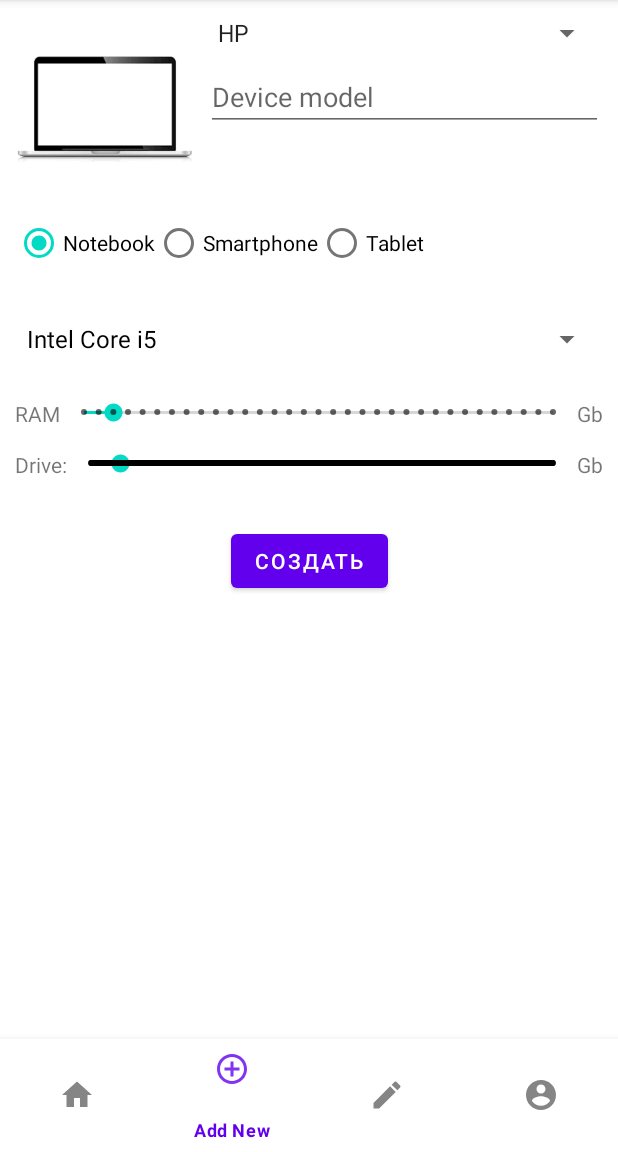
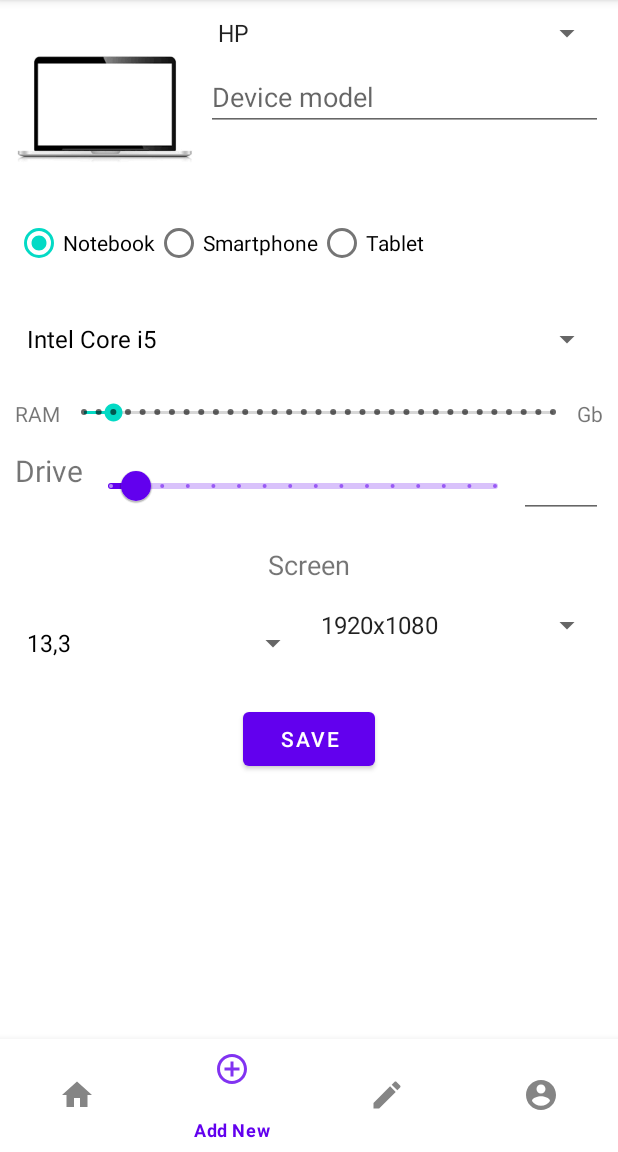
Before and after one commit to narach/NotebooksCatalogFragments, an Android app: the screen it shows after launch (MainActivity), item 2 of the bottom bar chosen, on a phone screen of 412 x 824 dp, the part 84-1236 px from its top. Run offline under Robolectric (Android 15) with nearby library versions, the phone set to English and light mode, and no system bars.

Commit message:
Fixing screen definition issuee

```diff
--- a/app/build.gradle
+++ b/app/build.gradle
@@ -44,6 +44,9 @@ dependencies {
     implementation 'com.google.android.material:material:1.3.0'
     implementation 'androidx.constraintlayout:constraintlayout:2.0.4'
     implementation 'androidx.legacy:legacy-support-v4:1.0.0'
+    implementation 'androidx.activity:activity-ktx:1.2.0'
+    implementation 'androidx.fragment:fragment-ktx:1.2.0'
+
     testImplementation 'junit:junit:4.+'
     androidTestImplementation 'androidx.test.ext:junit:1.1.2'
     androidTestImplementation 'androidx.test.espresso:espresso-core:3.3.0'
--- a/app/src/main/AndroidManifest.xml
+++ b/app/src/main/AndroidManifest.xml
@@ -11,7 +11,7 @@
         android:roundIcon="@mipmap/ic_launcher_round"
         android:supportsRtl="true"
         android:theme="@style/Theme.NotebooksCatalogFragments">
-        <activity android:name=".MainActivity">
+        <activity android:name=".ui.activities.MainActivity">
             <intent-filter>
                 <action android:name="android.intent.action.MAIN" />
 
--- a/app/src/main/java/by/itacademy/notebookscatalog/fragments/adapters/DevicesListAdapter.kt
+++ b/app/src/main/java/by/itacademy/notebookscatalog/fragments/adapters/DevicesListAdapter.kt
@@ -3,7 +3,7 @@ package by.itacademy.notebookscatalog.fragments.adapters
 import android.view.LayoutInflater
 import android.view.ViewGroup
 import androidx.recyclerview.widget.RecyclerView
-import by.itacademy.notebookscatalog.fragments.MainActivity
+import by.itacademy.notebookscatalog.fragments.ui.activities.MainActivity
 import by.itacademy.notebookscatalog.fragments.R
 import by.itacademy.notebookscatalog.fragments.data.DeviceItem
 import by.itacademy.notebookscatalog.fragments.databinding.ItemDeviceBinding
@@ -49,9 +49,6 @@ class DevicesListAdapter(
             bottomMenu.selectedItemId = R.id.miEdit
             context.setCurrentFragment(context.fDeviceEdit)
         }
-//        holder.itemView.setOnClickListener {
-//            listener(devicesList[position])
-//        }
     }
 
     override fun getItemCount(): Int {
--- a/app/src/main/java/by/itacademy/notebookscatalog/fragments/data/Device.kt
+++ b/app/src/main/java/by/itacademy/notebookscatalog/fragments/data/Device.kt
@@ -7,7 +7,8 @@ data class Device(
     var ram: Int?,
     var drive: Int?,
     var processor: String?,
-    var imageUri: String?
+    var imageUri: String?,
+    var screen: Screen?
 ) {
-    constructor() : this("", "", DeviceType.NOTEBOOK, 0, 0, "", "")
+    constructor() : this("", "", DeviceType.NOTEBOOK, 0, 0, "", "", Screen())
 }
--- /dev/null
+++ b/app/src/main/java/by/itacademy/notebookscatalog/fragments/data/Screen.kt
@@ -0,0 +1,5 @@
+package by.itacademy.notebookscatalog.fragments.data
+
+data class Screen(var size: String, var resolution: String) {
+    constructor() : this("", "")
+}
--- /dev/null
+++ b/app/src/main/java/by/itacademy/notebookscatalog/fragments/helpers/InitHelper.kt
@@ -0,0 +1,31 @@
+package by.itacademy.notebookscatalog.fragments.helpers
+
+import android.content.Context
+import androidx.core.content.ContextCompat
+import by.itacademy.notebookscatalog.fragments.R
+import by.itacademy.notebookscatalog.fragments.data.DeviceItem
+
+object InitHelper {
+    fun initDevicesList(context: Context): MutableList<DeviceItem> {
+        return mutableListOf(
+            DeviceItem(
+                ContextCompat.getDrawable(context, R.drawable.asus_tuf),
+                "Asus, TUF Gaming F15",
+                "15.6, 1920 x 1080",
+                "Intel Core I5, 16Gb RAM, 512Gb SSD, 4Gb Video"
+            ),
+            DeviceItem(
+                ContextCompat.getDrawable(context, R.drawable.honor_magic_book),
+                "Honor, Magic 14 2020 53010 VTY",
+                "14.0, 1920 x 1080",
+                "AMD Ryzen 5, 8Gb RAM, 512Gb SSD"
+            ),
+            DeviceItem(
+                ContextCompat.getDrawable(context, R.drawable.apple_mac_book),
+                "Apple, Macbook Air 13 M1 2020",
+                "13.3, 2560 x 1600",
+                "Apple M1, 8Gb RAM, 256Gb SSD, M1 GPU Video"
+            )
+        )
+    }
+}
--- /dev/null
+++ b/app/src/main/java/by/itacademy/notebookscatalog/fragments/listeners/OnFragmentCommunicationListener.kt
@@ -0,0 +1,4 @@
+package by.itacademy.notebookscatalog.fragments.listeners
+
+interface OnFragmentCommunicationListener {
+}
--- a/app/src/main/java/by/itacademy/notebookscatalog/fragments/transformers/DeviceToDeviceItemTransformer.kt
+++ b/app/src/main/java/by/itacademy/notebookscatalog/fragments/transformers/DeviceToDeviceItemTransformer.kt
@@ -13,7 +13,7 @@ object DeviceToDeviceItemTransformer {
         return DeviceItem(
             uriToDrawable(device.imageUri, context),
             "${device.brand}, ${device.model}",
-            "",
+            "${device.screen?.size} ${device.screen?.resolution}",
             "${device.processor}, RAM: ${device.ram}Gb, ${device.drive} Gb SSD"
         )
     }
--- a/app/src/main/java/by/itacademy/notebookscatalog/fragments/MainActivity.kt
+++ b/app/src/main/java/by/itacademy/notebookscatalog/fragments/ui/activities/MainActivity.kt
@@ -1,17 +1,22 @@
-package by.itacademy.notebookscatalog.fragments
+package by.itacademy.notebookscatalog.fragments.ui.activities
 
 import androidx.appcompat.app.AppCompatActivity
 import android.os.Bundle
 import android.widget.Toast
+import androidx.activity.viewModels
 import androidx.fragment.app.Fragment
 import androidx.lifecycle.ViewModelProvider
+import by.itacademy.notebookscatalog.fragments.viewmodels.DeviceViewModel
+import by.itacademy.notebookscatalog.fragments.R
 import by.itacademy.notebookscatalog.fragments.communication.OnDeviceCreatedListener
 import by.itacademy.notebookscatalog.fragments.data.Device
 import by.itacademy.notebookscatalog.fragments.data.DeviceItem
 import by.itacademy.notebookscatalog.fragments.databinding.ActivityMainBinding
-import by.itacademy.notebookscatalog.fragments.ui.DeviceAddFragment
-import by.itacademy.notebookscatalog.fragments.ui.DeviceEditFragment
-import by.itacademy.notebookscatalog.fragments.ui.DevicesListFragment
+import by.itacademy.notebookscatalog.fragments.helpers.InitHelper
+import by.itacademy.notebookscatalog.fragments.ui.fragments.DeviceAddFragment
+import by.itacademy.notebookscatalog.fragments.ui.fragments.DeviceEditFragment
+import by.itacademy.notebookscatalog.fragments.ui.fragments.DevicesListFragment
+import by.itacademy.notebookscatalog.fragments.viewmodels.DeviceListViewModel
 
 class MainActivity : AppCompatActivity(), OnDeviceCreatedListener  {
 
@@ -21,6 +26,7 @@ class MainActivity : AppCompatActivity(), OnDeviceCreatedListener  {
     lateinit var fDeviceEdit: DeviceEditFragment
 
     lateinit var deviceViewModel: DeviceViewModel
+    private val deviceListViewModel: DeviceListViewModel by viewModels()
 
     override fun onCreate(savedInstanceState: Bundle?) {
         super.onCreate(savedInstanceState)
@@ -29,6 +35,7 @@ class MainActivity : AppCompatActivity(), OnDeviceCreatedListener  {
         setContentView(rootView)
 
         deviceViewModel = ViewModelProvider(this).get(DeviceViewModel::class.java)
+        deviceListViewModel.devicesList = InitHelper.initDevicesList(this)
 
         fDevicesList = DevicesListFragment()
         fDevicesList.adaptorItemSelectListener = this::onDeviceItemSelected
--- a/app/src/main/java/by/itacademy/notebookscatalog/fragments/ui/DeviceAddFragment.kt
+++ b/app/src/main/java/by/itacademy/notebookscatalog/fragments/ui/fragments/DeviceAddFragment.kt
@@ -1,4 +1,4 @@
-package by.itacademy.notebookscatalog.fragments.ui
+package by.itacademy.notebookscatalog.fragments.ui.fragments
 
 import android.content.Context
 import android.content.Intent
@@ -15,10 +15,12 @@ import android.widget.AdapterView
 import android.widget.ArrayAdapter
 import android.widget.SeekBar
 import androidx.appcompat.app.AppCompatActivity
+import androidx.core.widget.addTextChangedListener
 import by.itacademy.notebookscatalog.fragments.R
 import by.itacademy.notebookscatalog.fragments.communication.OnDeviceCreatedListener
 import by.itacademy.notebookscatalog.fragments.data.Device
 import by.itacademy.notebookscatalog.fragments.data.DeviceType
+import by.itacademy.notebookscatalog.fragments.data.Screen
 import by.itacademy.notebookscatalog.fragments.databinding.FragmentDeviceAddBinding
 import java.lang.RuntimeException
 
@@ -54,7 +56,7 @@ class DeviceAddFragment : Fragment(R.layout.fragment_device_add), AdapterView.On
     ): View? {
         Log.d(logTag, "onCreateView is called")
         _binding = FragmentDeviceAddBinding.inflate(inflater, container, false)
-        newDevice = Device(null, null, null, 0, 0, null, null)
+        newDevice = Device(null, null, null, 0, 0, null, null, null)
         return binding.root
     }
 
@@ -134,16 +136,20 @@ class DeviceAddFragment : Fragment(R.layout.fragment_device_add), AdapterView.On
             override fun onStopTrackingTouch(seekBar: SeekBar?) {}
         })
 
-        binding.sbDrive.setOnSeekBarChangeListener(object : SeekBar.OnSeekBarChangeListener {
-            override fun onProgressChanged(seekBar: SeekBar?, progress: Int, fromUser: Boolean) {
-                binding.tvDrive.text = "$progress Gb"
-                newDevice?.drive = progress
+        binding.slDrive.addOnChangeListener { slider, value, fromUser ->
+            Log.d(logTag, "Drive size: ${value}")
+            binding.etDriveSize.setText(value.toInt().toString())
+            newDevice?.drive = value.toInt()
+        }
+
+        binding.etDriveSize.addTextChangedListener { object : TextWatcher {
+            override fun beforeTextChanged(s: CharSequence?, start: Int, count: Int, after: Int) {}
+            override fun onTextChanged(s: CharSequence?, start: Int, before: Int, count: Int) {
+                val driveSizeValue = s.toString().toFloat()
+                binding.slDrive.value = driveSizeValue
             }
-
-            override fun onStartTrackingTouch(seekBar: SeekBar?) {}
-
-            override fun onStopTrackingTouch(seekBar: SeekBar?) {}
-        })
+            override fun afterTextChanged(s: Editable?) {}
+        }}
 
         binding.ivNoteImg.setOnClickListener {
             val intent = Intent(Intent.ACTION_PICK)
@@ -155,6 +161,45 @@ class DeviceAddFragment : Fragment(R.layout.fragment_device_add), AdapterView.On
             newDevice?.let { device ->
                 Log.d(logTag, device.toString())
                 mListener.onDeviceCreated(newDevice)
+            }
+        }
+
+        binding.spSize.prompt = "Screen Size(inches)"
+        val screenSizeAdapter = ArrayAdapter.createFromResource(
+            fContext,
+            R.array.screens,
+            android.R.layout.simple_spinner_dropdown_item
+        )
+        procAdapter.setDropDownViewResource(android.R.layout.simple_spinner_dropdown_item)
+        binding.spSize.adapter = screenSizeAdapter
+        binding.spSize.onItemSelectedListener = object : AdapterView.OnItemSelectedListener {
+            override fun onItemSelected(
+                parent: AdapterView<*>?,
+                view: View?,
+                position: Int,
+                id: Long
+            ) {
+                newDevice?.screen?.size = parent?.getItemAtPosition(position).toString()
+            }
+
+            override fun onNothingSelected(parent: AdapterView<*>?) {
+                newDevice?.screen = Screen()
+            }
+        }
+
+        binding.spResolution.prompt = "Screen resolution"
+        binding.spResolution.onItemSelectedListener = object : AdapterView.OnItemSelectedListener {
+            override fun onItemSelected(
+                parent: AdapterView<*>?,
+                view: View?,
+                position: Int,
+                id: Long
+            ) {
+                newDevice?.screen?.resolution = parent?.getItemAtPosition(position).toString()
+            }
+
+            override fun onNothingSelected(parent: AdapterView<*>?) {
+                newDevice?.screen = Screen()
             }
         }
     }
--- a/app/src/main/java/by/itacademy/notebookscatalog/fragments/ui/DeviceEditFragment.kt
+++ b/app/src/main/java/by/itacademy/notebookscatalog/fragments/ui/fragments/DeviceEditFragment.kt
@@ -1,4 +1,4 @@
-package by.itacademy.notebookscatalog.fragments.ui
+package by.itacademy.notebookscatalog.fragments.ui.fragments
 
 import android.content.Intent
 import android.net.Uri
@@ -12,8 +12,8 @@ import android.view.ViewGroup
 import androidx.appcompat.app.AppCompatActivity
 import androidx.fragment.app.Fragment
 import androidx.lifecycle.ViewModelProvider
-import by.itacademy.notebookscatalog.fragments.DeviceViewModel
-import by.itacademy.notebookscatalog.fragments.MainActivity
+import by.itacademy.notebookscatalog.fragments.viewmodels.DeviceViewModel
+import by.itacademy.notebookscatalog.fragments.ui.activities.MainActivity
 import by.itacademy.notebookscatalog.fragments.R
 import by.itacademy.notebookscatalog.fragments.databinding.FragmentDeviceEditBinding
 import by.itacademy.notebookscatalog.fragments.transformers.DeviceToDeviceItemTransformer
--- a/app/src/main/java/by/itacademy/notebookscatalog/fragments/ui/DevicesListFragment.kt
+++ b/app/src/main/java/by/itacademy/notebookscatalog/fragments/ui/fragments/DevicesListFragment.kt
@@ -1,4 +1,4 @@
-package by.itacademy.notebookscatalog.fragments.ui
+package by.itacademy.notebookscatalog.fragments.ui.fragments
 
 import android.content.Context
 import android.os.Bundle
@@ -6,20 +6,20 @@ import android.util.Log
 import android.view.LayoutInflater
 import android.view.View
 import android.view.ViewGroup
-import android.widget.Toast
 import androidx.core.content.ContextCompat
 import androidx.fragment.app.Fragment
-import androidx.lifecycle.Observer
+import androidx.fragment.app.activityViewModels
 import androidx.lifecycle.ViewModelProvider
 import androidx.recyclerview.widget.LinearLayoutManager
-import by.itacademy.notebookscatalog.fragments.DeviceViewModel
-import by.itacademy.notebookscatalog.fragments.MainActivity
+import by.itacademy.notebookscatalog.fragments.viewmodels.DeviceViewModel
+import by.itacademy.notebookscatalog.fragments.ui.activities.MainActivity
 import by.itacademy.notebookscatalog.fragments.R
 import by.itacademy.notebookscatalog.fragments.adapters.DevicesListAdapter
 import by.itacademy.notebookscatalog.fragments.data.Device
 import by.itacademy.notebookscatalog.fragments.data.DeviceItem
 import by.itacademy.notebookscatalog.fragments.databinding.FragmentDevicesListBinding
 import by.itacademy.notebookscatalog.fragments.transformers.DeviceToDeviceItemTransformer
+import by.itacademy.notebookscatalog.fragments.viewmodels.DeviceListViewModel
 
 class DevicesListFragment : Fragment(R.layout.fragment_devices_list) {
 
@@ -29,17 +29,12 @@ class DevicesListFragment : Fragment(R.layout.fragment_devices_list) {
     private val binding get() = _binding!!
 
     private lateinit var fContext: Context
-    private lateinit var devicesListAdapter: DevicesListAdapter
-
-    private var devicesList = mutableListOf<DeviceItem>()
+    private var devicesListAdapter: DevicesListAdapter? = null
 
     private lateinit var deviceViewModel: DeviceViewModel
+    private val deviceListViewModel: DeviceListViewModel by activityViewModels()
 
     lateinit var adaptorItemSelectListener: (DeviceItem) -> Unit
-
-    override fun onCreate(savedInstanceState: Bundle?) {
-        super.onCreate(savedInstanceState)
-    }
 
     override fun onActivityCreated(savedInstanceState: Bundle?) {
         super.onActivityCreated(savedInstanceState)
@@ -67,9 +62,8 @@ class DevicesListFragment : Fragment(R.layout.fragment_devices_list) {
     override fun onViewCreated(view: View, savedInstanceState: Bundle?) {
         super.onViewCreated(view, savedInstanceState)
 
-        if(devicesList.isEmpty()) {
-            initDevicesList()
-
+        if(devicesListAdapter == null) {
+            var devicesList = deviceListViewModel.devicesList
             devicesListAdapter = DevicesListAdapter(devicesList, adaptorItemSelectListener, fContext as MainActivity)
         }
         binding.rvNotesList.adapter = devicesListAdapter
@@ -83,30 +77,8 @@ class DevicesListFragment : Fragment(R.layout.fragment_devices_list) {
 
     fun onDeviceCreated(device: Device) {
         val deviceItem = DeviceToDeviceItemTransformer.transform(device, fContext)
-        devicesList.add(deviceItem)
-        devicesListAdapter.notifyItemInserted(devicesList.size - 1)
+        deviceListViewModel.devicesList.add(deviceItem)
+        devicesListAdapter?.notifyItemInserted(deviceListViewModel.devicesList.size - 1)
     }
 
-    private fun initDevicesList() {
-        devicesList = mutableListOf(
-            DeviceItem(
-                ContextCompat.getDrawable(fContext, R.drawable.asus_tuf),
-                "Asus, TUF Gaming F15",
-                "15.6, 1920 x 1080",
-                "Intel Core I5, 16Gb RAM, 512Gb SSD, 4Gb Video"
-            ),
-            DeviceItem(
-                ContextCompat.getDrawable(fContext, R.drawable.honor_magic_book),
-                "Honor, Magic 14 2020 53010 VTY",
-                "14.0, 1920 x 1080",
-                "AMD Ryzen 5, 8Gb RAM, 512Gb SSD"
-            ),
-            DeviceItem(
-                ContextCompat.getDrawable(fContext, R.drawable.apple_mac_book),
-                "Apple, Macbook Air 13 M1 2020",
-                "13.3, 2560 x 1600",
-                "Apple M1, 8Gb RAM, 256Gb SSD, M1 GPU Video"
-            )
-        )
-    }
 }
--- /dev/null
+++ b/app/src/main/java/by/itacademy/notebookscatalog/fragments/viewmodels/DeviceListViewModel.kt
@@ -0,0 +1,16 @@
+package by.itacademy.notebookscatalog.fragments.viewmodels
+
+import androidx.lifecycle.ViewModel
+import by.itacademy.notebookscatalog.fragments.data.DeviceItem
+
+class DeviceListViewModel : ViewModel() {
+    var devicesList = mutableListOf<DeviceItem>()
+
+    var selectedIndex: Int?
+        get() {
+            return selectedIndex ?: null
+        }
+        set(value) {
+            selectedIndex = value
+        }
+}
--- a/app/src/main/java/by/itacademy/notebookscatalog/fragments/DeviceViewModel.kt
+++ b/app/src/main/java/by/itacademy/notebookscatalog/fragments/viewmodels/DeviceViewModel.kt
@@ -1,4 +1,4 @@
-package by.itacademy.notebookscatalog.fragments
+package by.itacademy.notebookscatalog.fragments.viewmodels
 
 import androidx.lifecycle.MutableLiveData
 import androidx.lifecycle.ViewModel
--- a/app/src/main/res/layout/activity_main.xml
+++ b/app/src/main/res/layout/activity_main.xml
@@ -4,7 +4,7 @@
     xmlns:tools="http://schemas.android.com/tools"
     android:layout_width="match_parent"
     android:layout_height="match_parent"
-    tools:context=".MainActivity">
+    tools:context=".ui.activities.MainActivity">
 
     <FrameLayout
         android:id="@+id/flFragment"
--- a/app/src/main/res/layout/fragment_device_add.xml
+++ b/app/src/main/res/layout/fragment_device_add.xml
@@ -123,48 +123,88 @@
 
     <TextView
         android:id="@+id/textView3"
-        android:layout_width="wrap_content"
-        android:layout_height="wrap_content"
+        android:layout_width="48dp"
+        android:layout_height="22dp"
         android:layout_marginTop="16dp"
         android:text="@string/drive"
-        app:layout_constraintEnd_toStartOf="@+id/sbDrive"
+        android:textAlignment="gravity"
+        android:textSize="20sp"
+        app:layout_constraintEnd_toStartOf="@+id/slDrive"
         app:layout_constraintHorizontal_bias="0.5"
         app:layout_constraintStart_toStartOf="parent"
         app:layout_constraintTop_toBottomOf="@+id/sbRam" />
 
-    <SeekBar
-        android:id="@+id/sbDrive"
-        style="@style/Widget.AppCompat.SeekBar.Discrete"
+    <com.google.android.material.slider.Slider
+        android:id="@+id/slDrive"
         android:layout_width="0dp"
         android:layout_height="wrap_content"
         android:layout_marginTop="16dp"
-        android:max="2048"
-        android:progress="128"
-        app:layout_constraintEnd_toStartOf="@+id/tvDrive"
+        android:stepSize="128"
+        android:value="256"
+        android:valueFrom="128"
+        android:valueTo="2048"
+        app:layout_constraintEnd_toStartOf="@+id/etDriveSize"
         app:layout_constraintHorizontal_bias="0.5"
         app:layout_constraintStart_toEndOf="@+id/textView3"
         app:layout_constraintTop_toBottomOf="@+id/sbRam" />
 
+    <EditText
+        android:id="@+id/etDriveSize"
+        android:layout_width="56dp"
+        android:layout_height="wrap_content"
+        android:layout_marginTop="16dp"
+        android:ems="10"
+        android:inputType="number"
+        app:layout_constraintEnd_toEndOf="parent"
+        app:layout_constraintHorizontal_bias="0.5"
+        app:layout_constraintStart_toEndOf="@+id/slDrive"
+        app:layout_constraintTop_toBottomOf="@+id/sbRam" />
+
     <TextView
-        android:id="@+id/tvDrive"
+        android:id="@+id/textView2"
         android:layout_width="wrap_content"
         android:layout_height="wrap_content"
         android:layout_marginTop="16dp"
-        android:text="@string/gb"
+        android:text="Screen"
+        android:textSize="18sp"
         app:layout_constraintEnd_toEndOf="parent"
         app:layout_constraintHorizontal_bias="0.5"
-        app:layout_constraintStart_toEndOf="@+id/sbDrive"
-        app:layout_constraintTop_toBottomOf="@+id/sbRam" />
+        app:layout_constraintStart_toStartOf="parent"
+        app:layout_constraintTop_toBottomOf="@+id/slDrive" />
 
-    <Button
+    <Spinner
+        android:id="@+id/spSize"
+        android:layout_width="0dp"
+        android:layout_height="wrap_content"
+        android:layout_marginTop="16dp"
+        android:entries="@array/screens"
+        android:spinnerMode="dialog"
+        app:layout_constraintEnd_toStartOf="@+id/spResolution"
+        app:layout_constraintHorizontal_bias="0.5"
+        app:layout_constraintStart_toStartOf="parent"
+        app:layout_constraintTop_toBottomOf="@+id/textView2" />
+
+    <Spinner
+        android:id="@+id/spResolution"
+        android:layout_width="0dp"
+        android:layout_height="wrap_content"
+        android:layout_marginTop="16dp"
+        android:entries="@array/resolutions"
+        android:spinnerMode="dialog"
+        app:layout_constraintEnd_toEndOf="parent"
+        app:layout_constraintHorizontal_bias="0.5"
+        app:layout_constraintStart_toEndOf="@+id/spSize"
+        app:layout_constraintTop_toBottomOf="@+id/textView2" />
+
+    <com.google.android.material.button.MaterialButton
         android:id="@+id/btnCreate"
         android:layout_width="wrap_content"
         android:layout_height="wrap_content"
-        android:layout_marginTop="32dp"
-        android:text="@string/create_ru"
+        android:layout_marginTop="16dp"
+        android:text="Save"
         app:layout_constraintEnd_toEndOf="parent"
         app:layout_constraintHorizontal_bias="0.5"
         app:layout_constraintStart_toStartOf="parent"
-        app:layout_constraintTop_toBottomOf="@+id/sbDrive" />
+        app:layout_constraintTop_toBottomOf="@+id/spSize" />
 
 </androidx.constraintlayout.widget.ConstraintLayout>
--- a/app/src/main/res/layout/fragment_devices_list.xml
+++ b/app/src/main/res/layout/fragment_devices_list.xml
@@ -4,7 +4,7 @@
     xmlns:tools="http://schemas.android.com/tools"
     android:layout_width="match_parent"
     android:layout_height="match_parent"
-    tools:context=".ui.DevicesListFragment">
+    tools:context=".ui.fragments.DevicesListFragment">
 
     <androidx.recyclerview.widget.RecyclerView
         android:id="@+id/rvNotesList"
--- a/app/src/main/res/values/arrays.xml
+++ b/app/src/main/res/values/arrays.xml
@@ -19,4 +19,17 @@
         <item>AMD Ryzen 5</item>
         <item>AMD Ryzen 3</item>
     </array>
+
+    <array name="screens">
+        <item>13,3</item>
+        <item>14,0</item>
+        <item>15,4</item>
+        <item>16,0</item>
+    </array>
+
+    <array name="resolutions">
+        <item>1920x1080</item>
+        <item>2560x1600</item>
+        <item>3840x2160</item>
+    </array>
 </resources>
```
